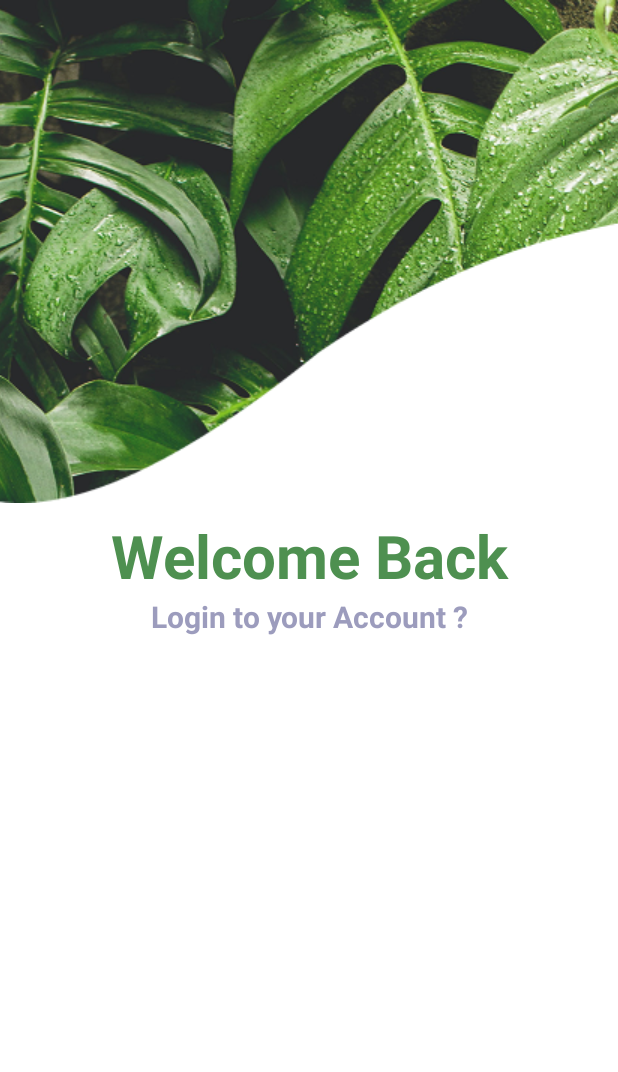
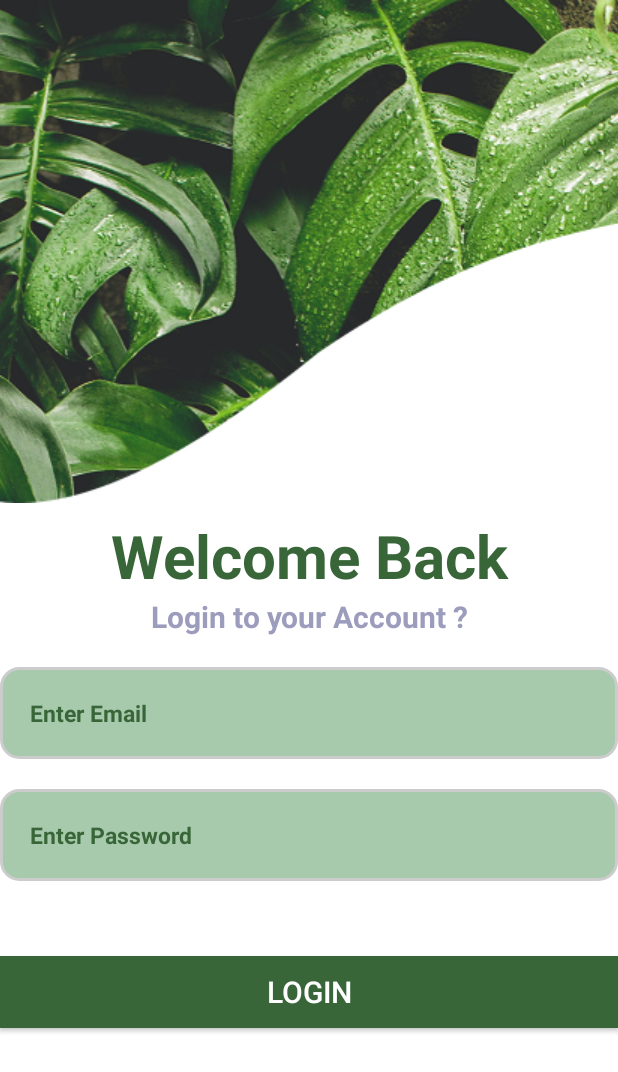
Before and after one commit to mohsin2406-j/PLANTIFY, an Android app: the screen it shows after launch (HomeMainActivity), after a tap on "GET STARTED", on a phone screen of 412 x 824 dp. Shown: the top 1072 px of the screen. Run offline under Robolectric (Android 15) with nearby library versions, the phone set to English and light mode, and no system bars; our stand-ins replace navigation-ui.

Commit message:
login page banavyu

```diff
--- /dev/null
+++ b/app/src/main/res/drawable/rounded_edittext.xml
@@ -0,0 +1,22 @@
+<?xml version="1.0" encoding="utf-8"?>
+<shape xmlns:android="http://schemas.android.com/apk/res/android"
+    android:shape="rectangle">
+
+    <!-- Background color -->
+    <solid android:color="#A8CAAC" /> <!-- Change to your desired color -->
+
+    <!-- Border -->
+    <stroke
+        android:width="2dp"
+        android:color="#CCCCCC" /> <!-- Optional border -->
+
+    <!-- Rounded corners -->
+    <corners android:radius="12dp" /> <!-- Adjust radius for how rounded it is -->
+
+    <!-- Padding (optional) -->
+    <padding
+        android:left="8dp"
+        android:top="8dp"
+        android:right="8dp"
+        android:bottom="8dp" />
+</shape>
--- a/app/src/main/res/layout/fragment_login.xml
+++ b/app/src/main/res/layout/fragment_login.xml
@@ -12,7 +12,8 @@
         android:layout_width="match_parent"
         android:layout_height="wrap_content"
         android:scaleType="centerCrop"
-        android:src="@drawable/logimage"/>
+        android:src="@drawable/logimage"
+        tools:ignore="MissingConstraints" />
 
     <TextView
         android:id="@+id/TextWelcomeback"
@@ -43,5 +44,47 @@
         app:layout_constraintTop_toBottomOf="@+id/TextWelcomeback"
         tools:layout_editor_absoluteX="56dp" />
 
+    <androidx.appcompat.widget.AppCompatEditText
+        android:id="@+id/editTextEmail"
+        android:layout_width="match_parent"
+        android:layout_height="wrap_content"
+        android:layout_marginTop="@dimen/margin_20"
+        android:background="@drawable/rounded_edittext"
+        android:hint="@string/enter_email"
+        android:inputType="textEmailAddress"
+        android:padding="@dimen/margin_20"
+        android:textColor="@color/black"
+        android:textColorHint="@color/darkgreen"
+        android:textSize="@dimen/margin_15"
+        android:textStyle="bold"
+        app:layout_constraintTop_toBottomOf="@+id/TextWelcome"
+        tools:ignore="SpUsage" />
+
+    <androidx.appcompat.widget.AppCompatEditText
+        android:id="@+id/editTextPassword"
+        android:layout_width="match_parent"
+        android:layout_height="wrap_content"
+        android:textColor="@color/black"
+        android:background="@drawable/rounded_edittext"
+        android:inputType="numberPassword"
+        android:hint="@string/enter_password"
+        android:layout_marginTop="@dimen/margin_20"
+        android:textSize="@dimen/margin_15"
+        android:padding="@dimen/margin_20"
+        android:textStyle="bold"
+        android:textColorHint="@color/darkgreen"
+        app:layout_constraintTop_toBottomOf="@+id/editTextEmail" />
+
+    <androidx.appcompat.widget.AppCompatButton
+        android:id="@+id/buttonLogin"
+        android:layout_width="match_parent"
+        android:layout_height="@dimen/default_button"
+        app:layout_constraintTop_toBottomOf="@+id/editTextPassword"
+        android:background="@color/darkgreen"
+        android:text="@string/str_login"
+        android:textColor="@color/white"
+        android:textSize="@dimen/margin_20"
+        android:layout_marginVertical="@dimen/margin_50"/>
+
 
 </androidx.constraintlayout.widget.ConstraintLayout>
--- a/app/src/main/res/values/colors.xml
+++ b/app/src/main/res/values/colors.xml
@@ -4,5 +4,6 @@
     <color name="white">#FFFFFFFF</color>
     <color name="green">#00ff00</color>
     <color name="gray">#ED9494B8</color>
-    <color name="darkgreen">#4E9050</color>
+    <color name="darkgreen">#386639</color>
+    <color name="lightgreen">#96B497</color>
 </resources>
--- a/app/src/main/res/values/dimens.xml
+++ b/app/src/main/res/values/dimens.xml
@@ -4,15 +4,20 @@
     <dimen name="margin_48">48dp</dimen>
     <dimen name="margin_8">8dp</dimen>
     <dimen name="margin_15">15dp</dimen>
+    <dimen name="margin_20">20dp</dimen>
+    <dimen name="margin_30">30dp</dimen>
 
     <dimen name="font_40">40sp</dimen>
     <dimen name="font_16">16sp</dimen>
     <dimen name="font_18">18sp</dimen>
     <dimen name="font_20">20sp</dimen>
     <dimen name="padding_8">8dp</dimen>
+    <dimen name="padding_20">20dp</dimen>
 
 
     <dimen name="default_button">48dp</dimen>
+    <dimen name="margin_64">64dp</dimen>
+    <dimen name="margin_50">50dp</dimen>
 
 
 </resources>
--- a/app/src/main/res/values/strings.xml
+++ b/app/src/main/res/values/strings.xml
@@ -48,4 +48,7 @@
     </string>
     <!-- TODO: Remove or change this placeholder text -->
     <string name="hello_blank_fragment">Hello blank fragment</string>
+    <string name="enter_email">Enter Email</string>
+    <string name="enter_password">Enter Password</string>
+    <string name="str_login">Login</string>
 </resources>
```
